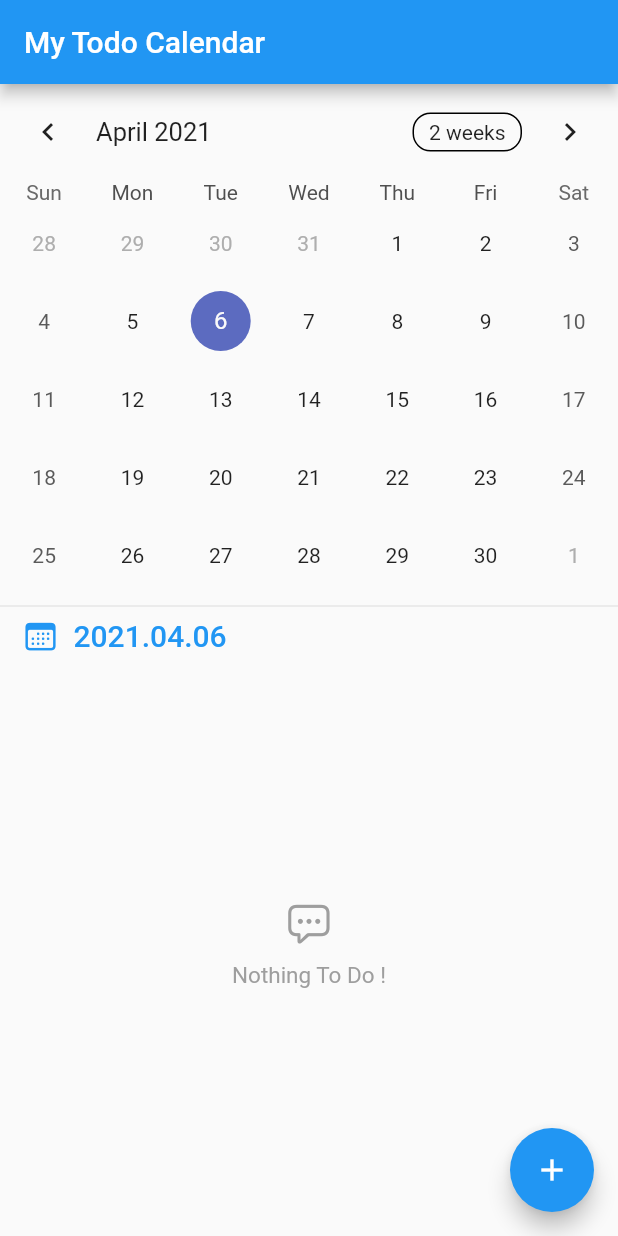
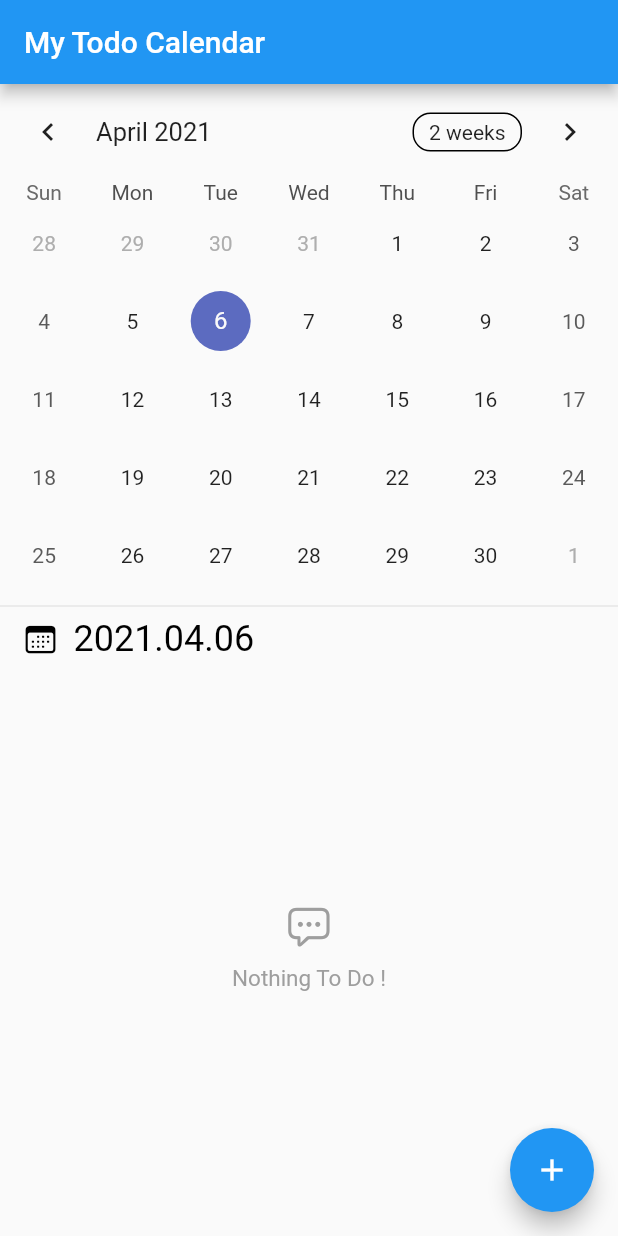
Before and after one commit to bebe0612/flutter_example, a Flutter app: the screen it shows after launch, on a phone screen of 412 x 824 dp. Run offline on Flutter 3.47's test engine with Material 2 defaults, Android fonts, the phone set to English and light mode, and no system bars; drawn by our look-alikes of table_calendar; our stand-ins replace equatable, hive, hive_flutter; accounts and stored records are empty.

Commit message:
fix theme color

```diff
--- a/todo_with_provider/lib/views/home_view.dart
+++ b/todo_with_provider/lib/views/home_view.dart
@@ -93,15 +93,15 @@ class _HomeViewState extends State<HomeView> {
         children: [
           Icon(
             CupertinoIcons.calendar,
-            color: Theme.of(context).primaryColor,
+            color: Colors.black,
           ),
           SizedBox(width: 10),
           Text(
             prettyDateToString(_selectedDay),
             style: Theme.of(context)
                 .textTheme
-                .headline6!
-                .copyWith(color: Theme.of(context).primaryColor),
+                .headline5!
+                .copyWith(color: Colors.black),
           ),
         ],
       ),
```
